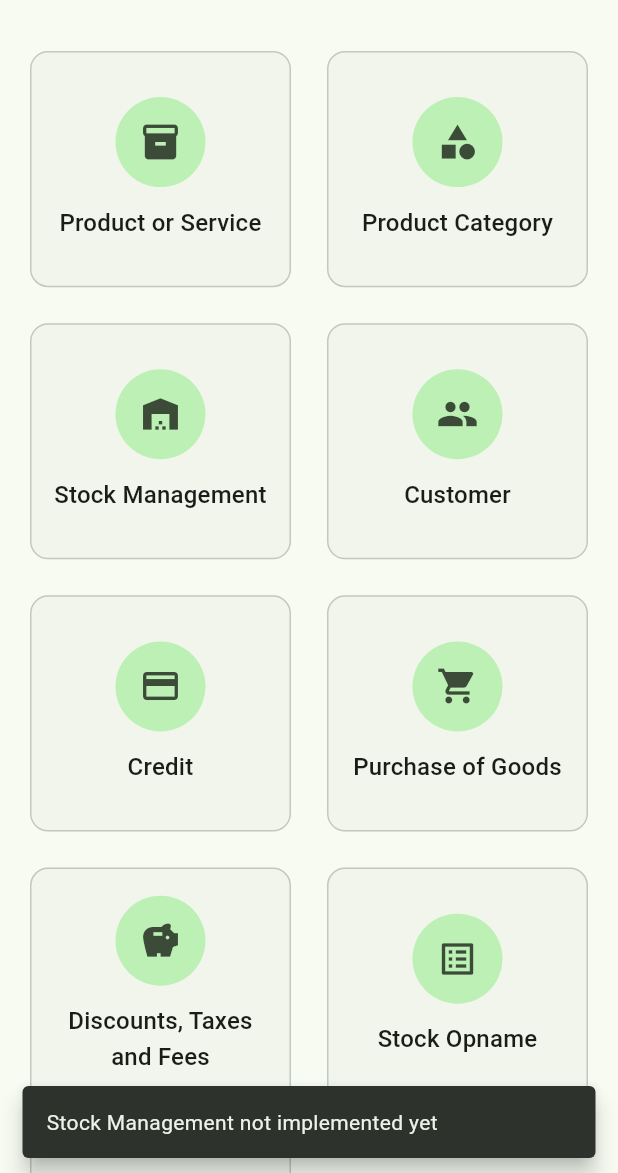
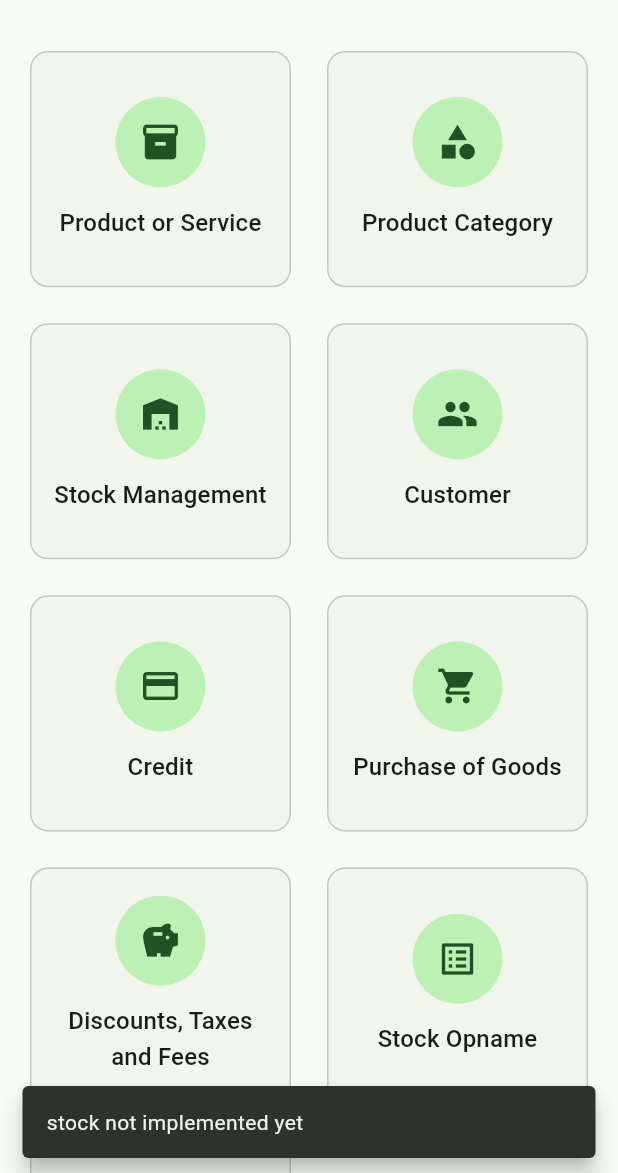
Before and after one commit to amaralfatah/flutter_kasir_cerdas_app, a Flutter app: the ManagementScreen screen opened directly, after a tap on "Stock Management", on a phone screen of 412 x 824 dp, the part 63-1236 px from its top. Run offline on Flutter 3.47's test engine with Material 3 defaults, Android fonts, the phone set to English and light mode, and no system bars; our stand-ins replace flutter_secure_storage; accounts and stored records are empty; network calls fail.

Commit message:
refactor: best practice

```diff
--- a/lib/features/management/screens/management_screen.dart
+++ b/lib/features/management/screens/management_screen.dart
@@ -1,9 +1,60 @@
+// lib/features/management/screens/management_screen.dart
 import 'package:flutter/material.dart';
-import 'package:flutter_kasir_cerdas_app/features/management/screens/product_category_screen.dart';
+import 'package:flutter_kasir_cerdas_app/features/product_categories/screens/product_category_screen.dart';
+import 'package:flutter_kasir_cerdas_app/features/products/screens/product_screen.dart';
 import 'package:flutter_kasir_cerdas_app/widgets/app_drawer.dart';
 
 class ManagementScreen extends StatelessWidget {
   const ManagementScreen({super.key});
+
+  // Definisikan menu items langsung di dalam class
+  final List<ManagementMenuItem> _menuItems = const [
+    ManagementMenuItem(
+      title: 'Product or Service',
+      icon: Icons.inventory,
+      route: 'product',
+    ),
+    ManagementMenuItem(
+      title: 'Product Category',
+      icon: Icons.category,
+      route: 'product_category',
+    ),
+    ManagementMenuItem(
+      title: 'Stock Management',
+      icon: Icons.warehouse,
+      route: 'stock',
+    ),
+    ManagementMenuItem(
+      title: 'Customer',
+      icon: Icons.people,
+      route: 'customer',
+    ),
+    ManagementMenuItem(
+      title: 'Credit',
+      icon: Icons.credit_card,
+      route: 'credit',
+    ),
+    ManagementMenuItem(
+      title: 'Purchase of Goods',
+      icon: Icons.shopping_cart,
+      route: 'purchase',
+    ),
+    ManagementMenuItem(
+      title: 'Discounts, Taxes and Fees',
+      icon: Icons.savings,
+      route: 'discounts',
+    ),
+    ManagementMenuItem(
+      title: 'Stock Opname',
+      icon: Icons.list_alt,
+      route: 'stock_opname',
+    ),
+    ManagementMenuItem(
+      title: 'Supplier',
+      icon: Icons.local_shipping,
+      route: 'supplier',
+    ),
+  ];
 
   @override
   Widget build(BuildContext context) {
@@ -24,7 +75,6 @@ class ManagementScreen extends StatelessWidget {
             child: Column(
               crossAxisAlignment: CrossAxisAlignment.start,
               children: [
-                // Removed the redundant "Management" title here
                 _buildManagementGrid(context),
               ],
             ),
@@ -35,102 +85,41 @@ class ManagementScreen extends StatelessWidget {
   }
 
   Widget _buildManagementGrid(BuildContext context) {
-    final List<ManagementMenuItem> menuItems = [
-      ManagementMenuItem(
-        title: 'Product or Service',
-        icon: Icons.inventory,
-        onTap: () {
-          _handleMenuItemTap(context, 'Product or Service');
-        },
-      ),
-      ManagementMenuItem(
-        title: 'Product Category',
-        icon: Icons.category,
-        onTap: () {
-          _handleMenuItemTap(context, 'Product Category');
-        },
-      ),
-      ManagementMenuItem(
-        title: 'Stock Management',
-        icon: Icons.warehouse,
-        onTap: () {
-          _handleMenuItemTap(context, 'Stock Management');
-        },
-      ),
-      ManagementMenuItem(
-        title: 'Customer',
-        icon: Icons.people,
-        onTap: () {
-          _handleMenuItemTap(context, 'Customer');
-        },
-      ),
-      ManagementMenuItem(
-        title: 'Credit',
-        icon: Icons.credit_card,
-        onTap: () {
-          _handleMenuItemTap(context, 'Credit');
-        },
-      ),
-      ManagementMenuItem(
-        title: 'Purchase of Goods',
-        icon: Icons.shopping_cart,
-        onTap: () {
-          _handleMenuItemTap(context, 'Purchase of Goods');
-        },
-      ),
-      ManagementMenuItem(
-        title: 'Discounts, Taxes and Fees',
-        icon: Icons.savings,
-        onTap: () {
-          _handleMenuItemTap(context, 'Discounts, Taxes and Fees');
-        },
-      ),
-      ManagementMenuItem(
-        title: 'Stock Opname',
-        icon: Icons.list_alt,
-        onTap: () {
-          _handleMenuItemTap(context, 'Stock Opname');
-        },
-      ),
-      ManagementMenuItem(
-        title: 'Supplier',
-        icon: Icons.local_shipping,
-        onTap: () {
-          _handleMenuItemTap(context, 'Supplier');
-        },
-      ),
-    ];
-
     return GridView.builder(
       shrinkWrap: true,
       physics: const NeverScrollableScrollPhysics(),
       gridDelegate: const SliverGridDelegateWithFixedCrossAxisCount(
         crossAxisCount: 2,
-        childAspectRatio: 1.1, // Decreased to make cards taller
+        childAspectRatio: 1.1,
         crossAxisSpacing: 16,
         mainAxisSpacing: 16,
       ),
-      itemCount: menuItems.length,
+      itemCount: _menuItems.length,
       itemBuilder: (context, index) {
-        final item = menuItems[index];
-        return _buildManagementCard(context, item);
+        final item = _menuItems[index];
+        return _buildManagementCard(context, item.title, item.icon,
+            () => _handleMenuItemTap(context, item.route));
       },
     );
   }
 
-  Widget _buildManagementCard(BuildContext context, ManagementMenuItem item) {
+  Widget _buildManagementCard(
+      BuildContext context, String title, IconData icon, VoidCallback onTap) {
+    final colorScheme = Theme.of(context).colorScheme;
+    const borderRadius = 12.0;
+
     return Card(
-      elevation: 0, // Tanpa elevation
-        shape: RoundedRectangleBorder(
-          borderRadius: BorderRadius.circular(12),
-          side: BorderSide(
-            color: Theme.of(context).colorScheme.outlineVariant,
-            width: 1,
-          ),
+      elevation: 0,
+      shape: RoundedRectangleBorder(
+        borderRadius: BorderRadius.circular(borderRadius),
+        side: BorderSide(
+          color: colorScheme.outlineVariant,
+          width: 1,
         ),
+      ),
       child: InkWell(
-        borderRadius: BorderRadius.circular(16),
-        onTap: item.onTap,
+        borderRadius: BorderRadius.circular(borderRadius),
+        onTap: onTap,
         child: Padding(
           padding: const EdgeInsets.all(16.0),
           child: Column(
@@ -140,18 +129,18 @@ class ManagementScreen extends StatelessWidget {
                 width: 60,
                 height: 60,
                 decoration: BoxDecoration(
-                  color: Theme.of(context).colorScheme.primaryContainer,
+                  color: colorScheme.primaryContainer,
                   shape: BoxShape.circle,
                 ),
                 child: Icon(
-                  item.icon,
-                  color: Theme.of(context).colorScheme.onSecondaryContainer,
+                  icon,
+                  color: colorScheme.onPrimaryContainer,
                   size: 28,
                 ),
               ),
               const SizedBox(height: 12),
               Text(
-                item.title,
+                title,
                 textAlign: TextAlign.center,
                 maxLines: 2,
                 overflow: TextOverflow.ellipsis,
@@ -166,10 +155,16 @@ class ManagementScreen extends StatelessWidget {
     );
   }
 
-  void _handleMenuItemTap(BuildContext context, String itemName) {
-    // Navigate to the appropriate screen based on the selected menu item
-    switch (itemName) {
-      case 'Product Category':
+  void _handleMenuItemTap(BuildContext context, String route) {
+    // Navigate based on route identifier
+    switch (route) {
+      case 'product':
+        Navigator.push(
+          context,
+          MaterialPageRoute(builder: (context) => const ProductScreen()),
+        );
+        break;
+      case 'product_category':
         Navigator.push(
           context,
           MaterialPageRoute(
@@ -177,10 +172,10 @@ class ManagementScreen extends StatelessWidget {
         );
         break;
       default:
-        // For other menu items that aren't implemented yet, show a snackbar
+        // Untuk menu yang belum diimplementasikan
         ScaffoldMessenger.of(context).showSnackBar(
           SnackBar(
-            content: Text('$itemName not implemented yet'),
+            content: Text('$route not implemented yet'),
             behavior: SnackBarBehavior.floating,
           ),
         );
@@ -188,14 +183,15 @@ class ManagementScreen extends StatelessWidget {
   }
 }
 
+// Class untuk menu item
 class ManagementMenuItem {
   final String title;
   final IconData icon;
-  final VoidCallback onTap;
+  final String route;
 
-  ManagementMenuItem({
+  const ManagementMenuItem({
     required this.title,
     required this.icon,
-    required this.onTap,
+    required this.route,
   });
 }
--- /dev/null
+++ b/lib/features/products/screens/product_screen.dart
@@ -0,0 +1,10 @@
+import 'package:flutter/material.dart';
+
+class ProductScreen extends StatelessWidget {
+  const ProductScreen({super.key});
+
+  @override
+  Widget build(BuildContext context) {
+    return Container();
+  }
+}
--- a/lib/main.dart
+++ b/lib/main.dart
@@ -1,8 +1,9 @@
 import 'package:flutter/material.dart';
-import 'package:flutter_kasir_cerdas_app/features/auth/providers/auth_provider.dart';
-import 'package:flutter_kasir_cerdas_app/features/auth/screens/splash_screen.dart';
-import 'package:flutter_kasir_cerdas_app/features/management/providers/product_category_provider.dart';
 import 'package:provider/provider.dart';
+
+import 'features/auth/providers/auth_provider.dart';
+import 'features/auth/screens/splash_screen.dart';
+import 'features/product_categories/providers/product_category_provider.dart';
 
 void main() {
   runApp(const MyApp());
@@ -36,7 +37,7 @@ class MyApp extends StatelessWidget {
           ),
         ),
         themeMode: ThemeMode.system,
-        home: const SplashScreen(), // Gunakan SplashScreen sebagai rute awal
+        home: const SplashScreen(),
       ),
     );
   }
```
Also changed, not shown: lib/features/product_categories/providers/management_provider.dart (renamed from lib/features/management/providers/management_provider.dart), lib/features/product_categories/providers/product_category_provider.dart (renamed from lib/features/management/providers/product_category_provider.dart), lib/features/product_categories/screens/product_category_screen.dart (renamed from lib/features/management/screens/product_category_screen.dart), lib/features/product_categories/services/product_category_service.dart (renamed from lib/features/management/services/product_category_service.dart), lib/features/products/screens/product_detail_screen.dart (deleted), lib/features/products/screens/product_form_screen.dart (deleted), lib/features/products/screens/product_list_screen.dart (deleted).
